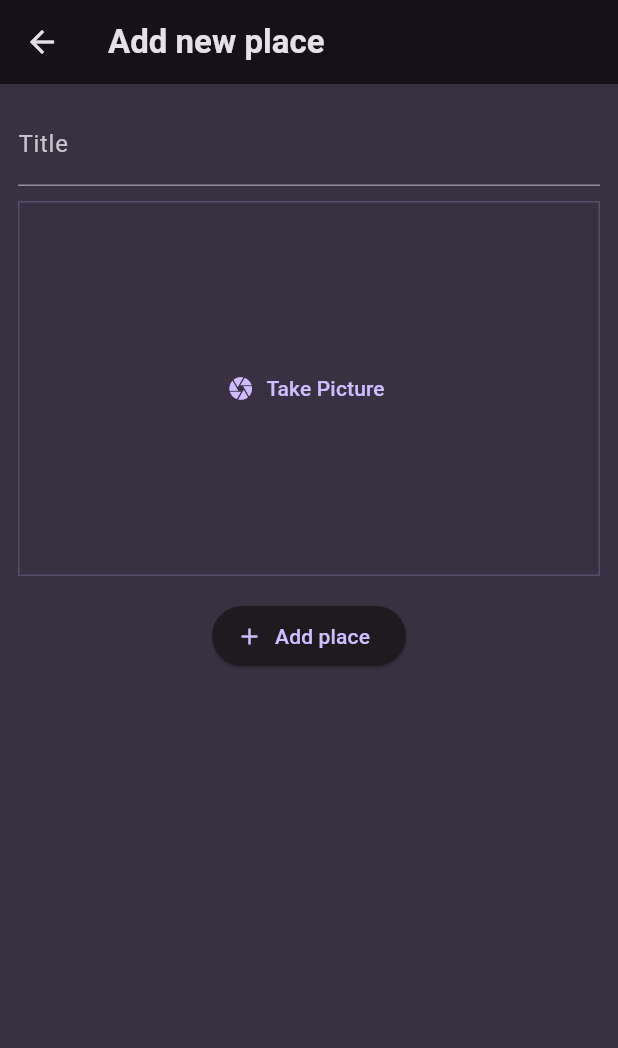
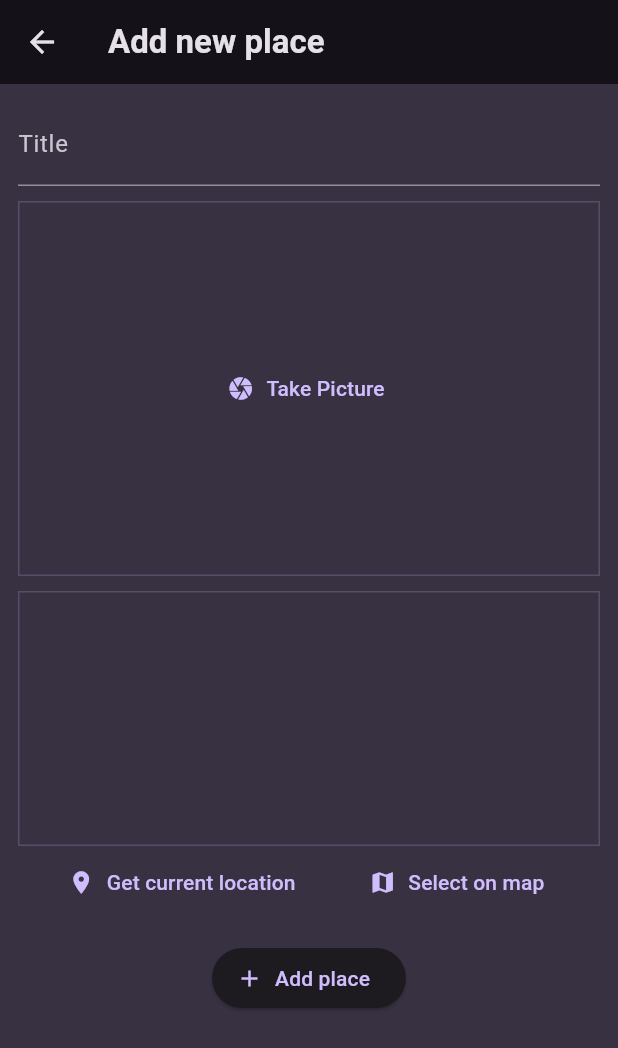
Before and after one commit to woutp3/Flutter, a Flutter app: the AddPlaceScreen screen opened directly, on a phone screen of 412 x 824 dp. Shown: the top 1048 px of the screen. Run offline on Flutter 3.47's test engine with Material 3 defaults, Android fonts, the phone set to English and light mode, and no system bars; our stand-ins replace flutter_riverpod, google_fonts, google_maps_flutter, image_picker, location, sqflite and 1 more; accounts and stored records are empty.

Commit message:
Favorite places afgewerkt

```diff
--- a/favorite_places/lib/models/place.dart
+++ b/favorite_places/lib/models/place.dart
@@ -4,10 +4,27 @@
 
 const uuid = Uuid();
 
+class PlaceLocation {
+  const PlaceLocation({
+    required this.latitude,
+    required this.longitude,
+    // required this.address,
+  });
+  final double latitude;
+  final double longitude;
+  // final String address;
+}
+
 class Place {
-  Place({required this.title, required this.image}) : id = uuid.v4();
+  Place({
+    required this.title,
+    required this.image,
+    required this.location,
+    String? id,
+  }) : id = id ?? uuid.v4();
 
   final String id;
   final String title;
   final File image;
+  final PlaceLocation? location;
 }
--- a/favorite_places/lib/screens/add_place.dart
+++ b/favorite_places/lib/screens/add_place.dart
@@ -1,7 +1,9 @@
 import 'dart:io';
 
+import 'package:favorite_places/models/place.dart';
 import 'package:favorite_places/providers/user_places.dart';
 import 'package:favorite_places/widgets/image_input.dart';
+import 'package:favorite_places/widgets/location_input.dart';
 import 'package:flutter/material.dart';
 import 'package:flutter_riverpod/flutter_riverpod.dart';
 
@@ -16,17 +18,20 @@
 class _AddPlaceScreen extends ConsumerState<AddPlaceScreen> {
   final _titleController = TextEditingController();
   File? _selectedImage;
+  PlaceLocation? _selectedLocation;
 
   void _savePlace() {
     final enteredTitle = _titleController.text;
 
-    if (enteredTitle.isEmpty || _selectedImage == null) {
+    if (enteredTitle.isEmpty ||
+        _selectedImage == null ||
+        _selectedLocation == null) {
       return;
     }
 
     ref
         .read(userPlacesProvider.notifier)
-        .addPlace(enteredTitle, _selectedImage!);
+        .addPlace(enteredTitle, _selectedImage!, _selectedLocation!);
 
     Navigator.of(context).pop();
   }
@@ -59,6 +64,12 @@
                 _selectedImage = image;
               },
             ),
+            const SizedBox(height: 10),
+            LocationInput(
+              onSelectLocation: (location) {
+                _selectedLocation = location;
+              },
+            ),
             const SizedBox(height: 16),
             ElevatedButton.icon(
               onPressed: _savePlace,
--- /dev/null
+++ b/favorite_places/lib/widgets/location_input.dart
@@ -0,0 +1,157 @@
+import 'dart:convert';
+
+import 'package:favorite_places/models/place.dart';
+import 'package:favorite_places/screens/map.dart';
+import 'package:flutter/material.dart';
+import 'package:google_maps_flutter/google_maps_flutter.dart';
+import 'package:location/location.dart';
+import 'package:http/http.dart' as http;
+
+class LocationInput extends StatefulWidget {
+  const LocationInput({super.key, required this.onSelectLocation});
+
+  final void Function(PlaceLocation location) onSelectLocation;
+
+  @override
+  State<LocationInput> createState() {
+    return _LocationInputState();
+  }
+}
+
+class _LocationInputState extends State<LocationInput> {
+  PlaceLocation? _pickedLocation;
+  var _isGettingLocation = false;
+
+  // String get locationImage {
+  //   if (_pickedLocation == null) {
+  //     return '';
+  //   }
+  //   final lat = _pickedLocation!.latitude;
+  //   final lng = _pickedLocation!.longitude;
+  //   return 'Google Geo URL';
+  // }
+
+  Future<void> _savePlace(double latitude, double longitude) async {
+    // final url = Uri.parse(
+    //     'https://maps.googleapis.com/maps/api/geocode/json?latlng=$latitude,$longitude&key=URL_API_KEY');
+    // final response = await http.get(url);
+    // final resData = json.decode(response.body);
+    // final address = resData['results'][0]['formatted_address'];
+
+    setState(() {
+      _pickedLocation = PlaceLocation(
+        latitude: latitude,
+        longitude: longitude,
+        // address: address,
+      );
+      _isGettingLocation = false;
+    });
+
+    widget.onSelectLocation(_pickedLocation!);
+  }
+
+  void _getCurrentLocation() async {
+    Location location = Location();
+
+    bool serviceEnabled;
+    PermissionStatus permissionGranted;
+    LocationData locationData;
+
+    serviceEnabled = await location.serviceEnabled();
+    if (!serviceEnabled) {
+      serviceEnabled = await location.requestService();
+      if (!serviceEnabled) {
+        return;
+      }
+    }
+
+    permissionGranted = await location.hasPermission();
+    if (permissionGranted == PermissionStatus.denied) {
+      permissionGranted = await location.requestPermission();
+      if (permissionGranted != PermissionStatus.granted) {
+        return;
+      }
+    }
+
+    setState(() {
+      _isGettingLocation = true;
+    });
+
+    locationData = await location.getLocation();
+    final lat = locationData.latitude;
+    final lng = locationData.longitude;
+
+    if (lat == null || lng == null) {
+      return;
+    }
+
+    _savePlace(lat, lng);
+  }
+
+  void _onSelectMap() async {
+    final pickedLocation = await Navigator.of(context).push<LatLng>(
+      MaterialPageRoute(
+        builder: (ctx) => const MapScreen(),
+      ),
+    );
+
+    if (pickedLocation == null) {
+      return;
+    }
+
+    _savePlace(pickedLocation.latitude, pickedLocation.longitude);
+  }
+
+  @override
+  Widget build(BuildContext context) {
+    Widget previewContent = Text(
+      'No location chosen',
+      textAlign: TextAlign.center,
+      style: Theme.of(context).textTheme.bodyLarge!.copyWith(
+            color: Theme.of(context).colorScheme.onBackground,
+          ),
+    );
+    // if (_pickedLocation != null) {
+    //   previewContent = Image.network(
+    //     locationImage,
+    //     fit: BoxFit.cover,
+    //     width: double.infinity,
+    //     height: double.infinity,
+    //   );
+    // }
+
+    if (_isGettingLocation) {
+      previewContent = const CircularProgressIndicator();
+    }
+    return Column(
+      children: [
+        Container(
+          height: 170,
+          width: double.infinity,
+          alignment: Alignment.center,
+          decoration: BoxDecoration(
+            border: Border.all(
+              width: 1,
+              color: Theme.of(context).colorScheme.primary.withOpacity(0.2),
+            ),
+          ),
+        ),
+        Row(
+          mainAxisAlignment: MainAxisAlignment.spaceEvenly,
+          children: [
+            TextButton.icon(
+              icon: const Icon(Icons.location_on),
+              onPressed: _getCurrentLocation,
+              label: const Text('Get current location'),
+            ),
+            TextButton.icon(
+              icon: const Icon(Icons.map),
+              onPressed: _onSelectMap,
+              label: const Text('Select on map'),
+            )
+          ],
+        )
+      ],
+    );
+  }
+}
--- a/favorite_places/pubspec.yaml
+++ b/favorite_places/pubspec.yaml
@@ -39,6 +39,12 @@
   uuid: ^4.5.1
   flutter_riverpod: ^2.6.1
   image_picker: ^1.1.2
+  location: ^7.0.1
+  http: ^1.3.0
+  google_maps_flutter: ^2.10.0
+  path_provider: ^2.1.5
+  path: ^1.9.0
+  sqflite: ^2.4.1
 
 dev_dependencies:
   flutter_test:
```
Also changed, not shown: favorite_places/lib/providers/user_places.dart (+50 -3 lines), favorite_places/lib/screens/map.dart (added, +71 -0 lines), favorite_places/lib/screens/place_details.dart (+61 -7 lines), favorite_places/lib/screens/places.dart (+5 -2 lines), favorite_places/lib/widgets/places_list.dart (+10 -0 lines), favorite_places/pubspec.lock, 2 other files.
